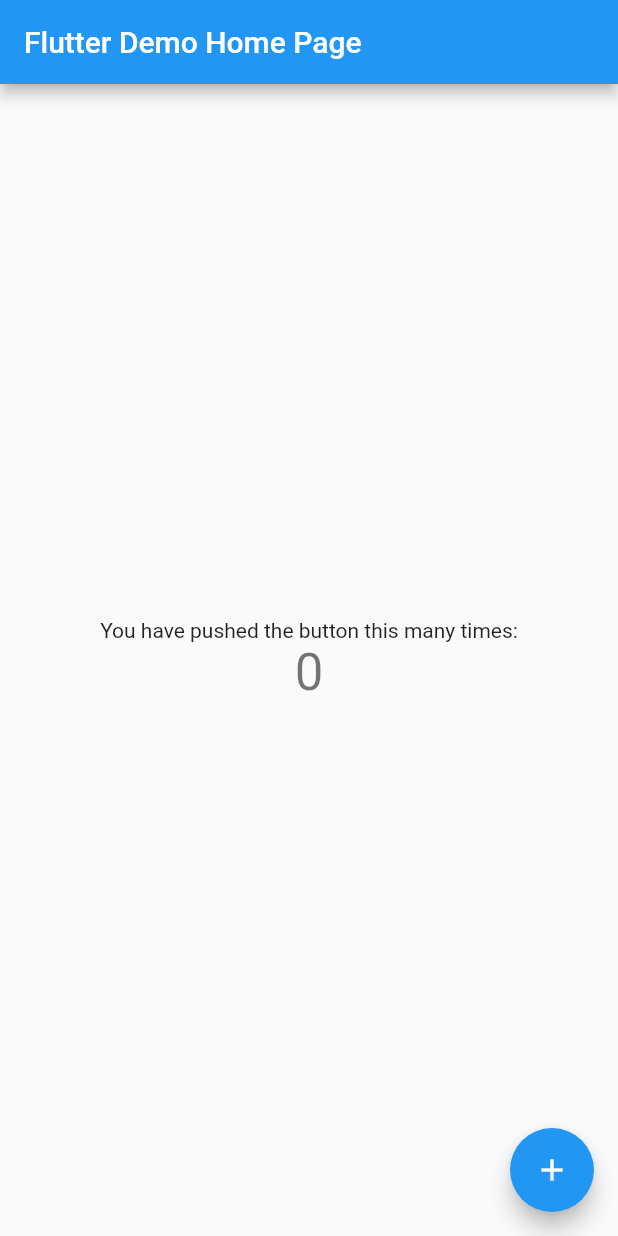
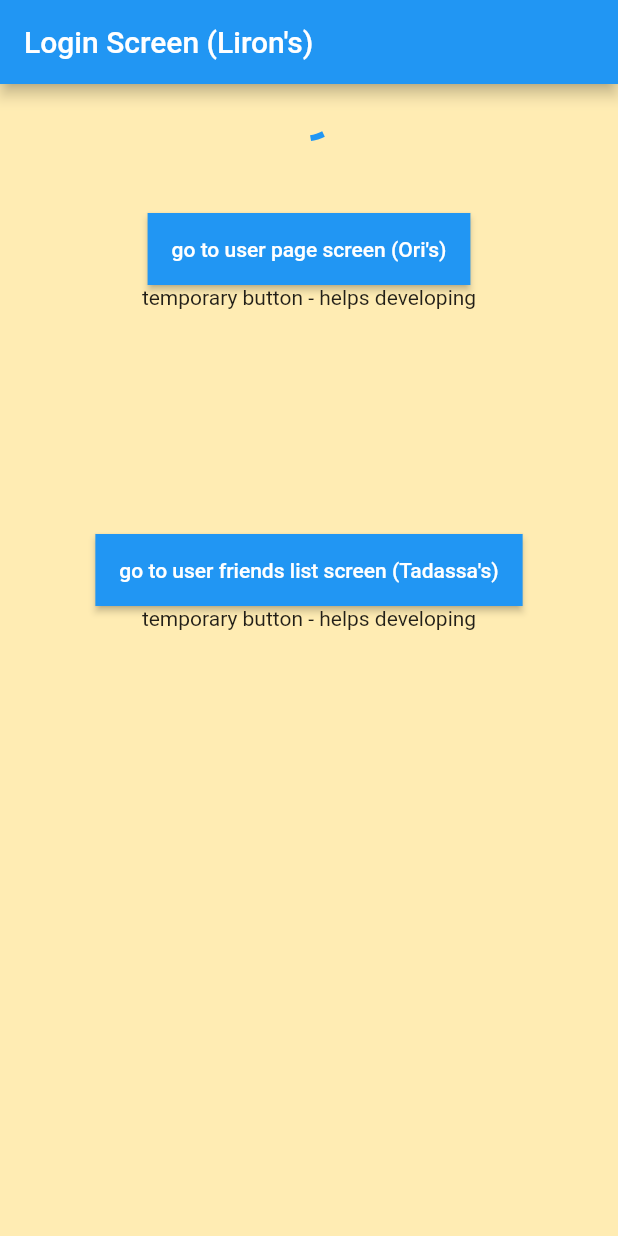
Before and after one commit to eviatar-ben/Bumper, a Flutter app: the screen it shows after launch, on a phone screen of 412 x 824 dp. Run offline on Flutter 3.47's test engine with Material 2 defaults, Android fonts, the phone set to English and light mode, and no system bars; our stand-ins replace cloud_firestore, firebase_storage; accounts and stored records are empty.

```diff
--- /dev/null
+++ b/lib/AuthenticationScreen.dart
@@ -0,0 +1,53 @@
+import 'package:flutter/material.dart';
+
+import './UserPageScreen.dart';
+import './UserFreindsListScreen.dart';
+
+class AuthenticationScreen extends StatefulWidget {
+  static const routeName = '/auth';
+  @override
+  _AuthenticationScreenState createState() => _AuthenticationScreenState();
+}
+
+class _AuthenticationScreenState extends State<AuthenticationScreen> {
+  @override
+  Widget build(BuildContext context) {
+    return Scaffold(
+      appBar: AppBar(
+        title: Text("Login Screen (Liron's)"),
+      ),
+      backgroundColor: Theme.of(context).backgroundColor,
+      body: Center(
+        child: Column(
+          children: <Widget>[
+            CircularProgressIndicator(),
+            SizedBox(height: 50),
+            MaterialButton(
+              onPressed: () =>
+                  Navigator.of(context).pushNamed(UserPageScreen.routeName),
+              color: Theme.of(context).accentColor,
+              textColor: Colors.white,
+              child: Text("go to user page screen (Ori's)"),
+              padding: EdgeInsets.all(16),
+              shape: RoundedRectangleBorder(),
+            ),
+            Text("temporary button - helps developing"),
+            //////////////////////////
+            SizedBox(height: 150),
+            //////////////////////////
+            MaterialButton(
+              onPressed: () => Navigator.of(context)
+                  .pushNamed(UserFreindsListScreen.routeName),
+              color: Theme.of(context).accentColor,
+              textColor: Colors.white,
+              child: Text("go to user friends list screen (Tadassa's)"),
+              padding: EdgeInsets.all(16),
+              shape: RoundedRectangleBorder(),
+            ),
+            Text("temporary button - helps developing"),
+          ],
+        ),
+      ),
+    );
+  }
+}
--- a/lib/main.dart
+++ b/lib/main.dart
@@ -1,4 +1,8 @@
 import 'package:flutter/material.dart';
+
+import './AuthenticationScreen.dart';
+import './UserPageScreen.dart';
+import './UserFreindsListScreen.dart';
 
 void main() {
   runApp(MyApp());
@@ -9,105 +13,19 @@ class MyApp extends StatelessWidget {
   @override
   Widget build(BuildContext context) {
     return MaterialApp(
-      title: 'Flutter Demo',
+      title: 'bla bla',
       theme: ThemeData(
-        // This is the theme of your application.
-        //
-        // Try running your application with "flutter run". You'll see the
-        // application has a blue toolbar. Then, without quitting the app, try
-        // changing the primarySwatch below to Colors.green and then invoke
-        // "hot reload" (press "r" in the console where you ran "flutter run",
-        // or simply save your changes to "hot reload" in a Flutter IDE).
-        // Notice that the counter didn't reset back to zero; the application
-        // is not restarted.
-        primarySwatch: Colors.blue,
-      ),
-      home: MyHomePage(title: 'Flutter Demo Home Page'),
+          primarySwatch: Colors.blue,
+          visualDensity: VisualDensity.adaptivePlatformDensity,
+          backgroundColor: Colors.amber[100]),
+      home: AuthenticationScreen(),
+      routes: {
+        // using 'routs' we bind between the route(name) to the class
+        // to easly move to the other class(screen)
+        AuthenticationScreen.routeName: (ctx) => AuthenticationScreen(),
+        UserPageScreen.routeName: (ctx) => UserPageScreen(),
+        UserFreindsListScreen.routeName: (ctx) => UserFreindsListScreen(),
+      },
     );
   }
 }
-
-class MyHomePage extends StatefulWidget {
-  MyHomePage({Key key, this.title}) : super(key: key);
-
-  // This widget is the home page of your application. It is stateful, meaning
-  // that it has a State object (defined below) that contains fields that affect
-  // how it looks.
-
-  // This class is the configuration for the state. It holds the values (in this
-  // case the title) provided by the parent (in this case the App widget) and
-  // used by the build method of the State. Fields in a Widget subclass are
-  // always marked "final".
-
-  final String title;
-
-  @override
-  _MyHomePageState createState() => _MyHomePageState();
-}
-
-class _MyHomePageState extends State<MyHomePage> {
-  int _counter = 0;
-
-  void _incrementCounter() {
-    setState(() {
-      // This call to setState tells the Flutter framework that something has
-      // changed in this State, which causes it to rerun the build method below
-      // so that the display can reflect the updated values. If we changed
-      // _counter without calling setState(), then the build method would not be
-      // called again, and so nothing would appear to happen.
-      _counter++;
-    });
-  }
-
-  @override
-  Widget build(BuildContext context) {
-    // This method is rerun every time setState is called, for instance as done
-    // by the _incrementCounter method above.
-    //
-    // The Flutter framework has been optimized to make rerunning build methods
-    // fast, so that you can just rebuild anything that needs updating rather
-    // than having to individually change instances of widgets.
-    return Scaffold(
-      appBar: AppBar(
-        // Here we take the value from the MyHomePage object that was created by
-        // the App.build method, and use it to set our appbar title.
-        title: Text(widget.title),
-      ),
-      body: Center(
-        // Center is a layout widget. It takes a single child and positions it
-        // in the middle of the parent.
-        child: Column(
-          // Column is also a layout widget. It takes a list of children and
-          // arranges them vertically. By default, it sizes itself to fit its
-          // children horizontally, and tries to be as tall as its parent.
-          //
-          // Invoke "debug painting" (press "p" in the console, choose the
-          // "Toggle Debug Paint" action from the Flutter Inspector in Android
-          // Studio, or the "Toggle Debug Paint" command in Visual Studio Code)
-          // to see the wireframe for each widget.
-          //
-          // Column has various properties to control how it sizes itself and
-          // how it positions its children. Here we use mainAxisAlignment to
-          // center the children vertically; the main axis here is the vertical
-          // axis because Columns are vertical (the cross axis would be
-          // horizontal).
-          mainAxisAlignment: MainAxisAlignment.center,
-          children: <Widget>[
-            Text(
-              'You have pushed the button this many times:',
-            ),
-            Text(
-              '$_counter',
-              style: Theme.of(context).textTheme.headline4,
-            ),
-          ],
-        ),
-      ),
-      floatingActionButton: FloatingActionButton(
-        onPressed: _incrementCounter,
-        tooltip: 'Increment',
-        child: Icon(Icons.add),
-      ), // This trailing comma makes auto-formatting nicer for build methods.
-    );
-  }
-}
```
Also changed, not shown: lib/UserFreindsListScreen.dart (added, +78 -0 lines), lib/UserPageScreen.dart (added, +22 -0 lines), 1 other file.
